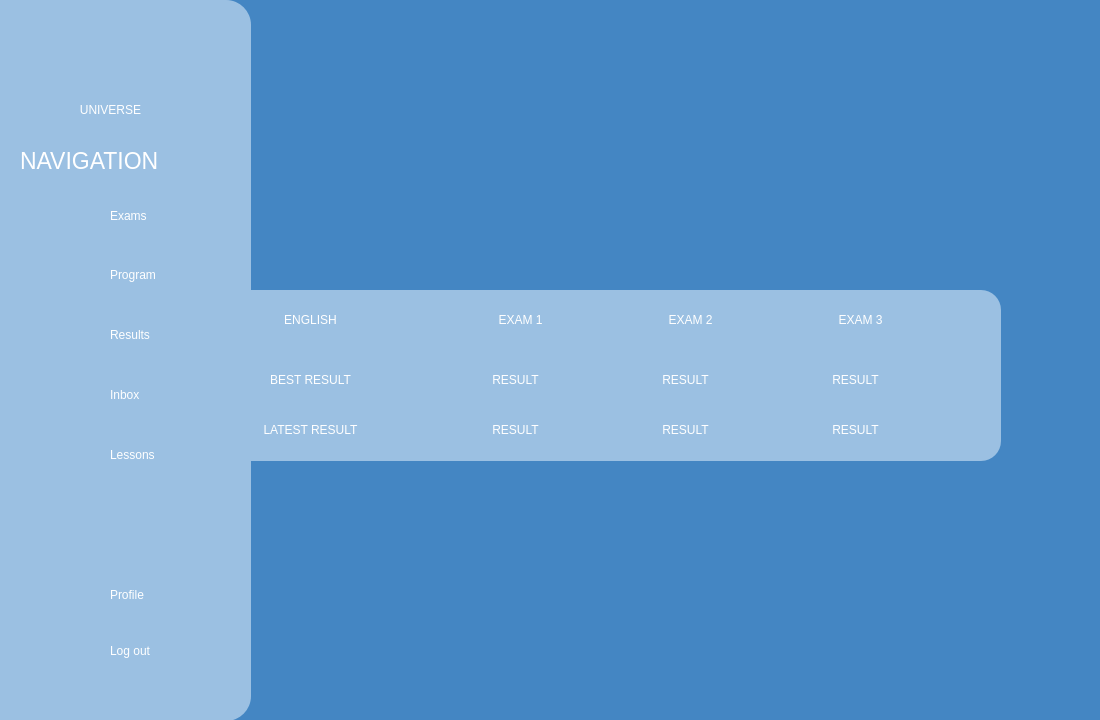
First picture: the form in AGUniverse/presentationLayer/englishResults.ui, repository codingburgas/sprint-eschool-ag-universe, before the edit.
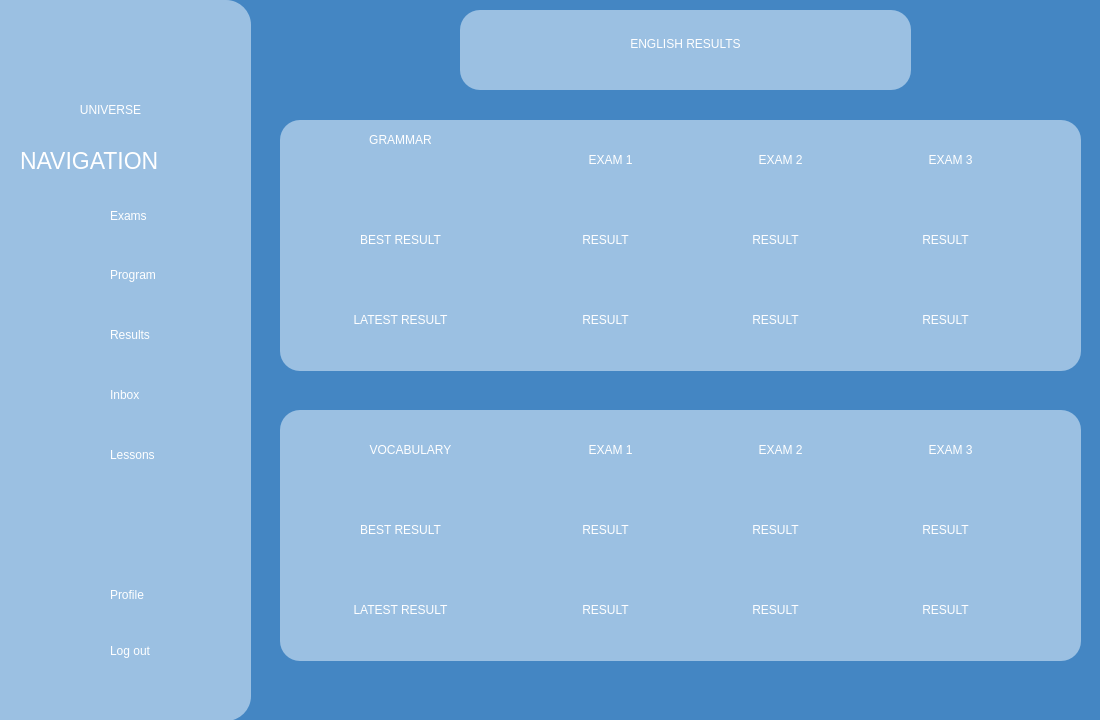
Second picture: the form after the edit. Icons and pictures are not drawn.

Commit message: Create results pages for every subject

```diff
--- a/AGUniverse/presentationLayer/englishResults.ui
+++ b/AGUniverse/presentationLayer/englishResults.ui
@@ -16,231 +16,6 @@
   <property name="styleSheet">
    <string notr="true">background-color: #4486c3;</string>
   </property>
-  <widget class="QFrame" name="englishBox">
-   <property name="geometry">
-    <rect>
-     <x>190</x>
-     <y>290</y>
-     <width>811</width>
-     <height>171</height>
-    </rect>
-   </property>
-   <property name="styleSheet">
-    <string notr="true">background-color:rgb(155, 192, 226);
-border:0px;
-border-radius: 20px;</string>
-   </property>
-   <property name="frameShape">
-    <enum>QFrame::Shape::StyledPanel</enum>
-   </property>
-   <property name="frameShadow">
-    <enum>QFrame::Shadow::Raised</enum>
-   </property>
-   <widget class="QLabel" name="englishTitle">
-    <property name="geometry">
-     <rect>
-      <x>0</x>
-      <y>0</y>
-      <width>241</width>
-      <height>61</height>
-     </rect>
-    </property>
-    <property name="styleSheet">
-     <string notr="true">color:white;
-font: 32pt &quot;Aura&quot;;</string>
-    </property>
-    <property name="text">
-     <string>&lt;html&gt;&lt;head/&gt;&lt;body&gt;&lt;p align=&quot;center&quot;&gt;ENGLISH&lt;/p&gt;&lt;/body&gt;&lt;/html&gt;</string>
-    </property>
-   </widget>
-   <widget class="QLabel" name="biologyBestResult_2">
-    <property name="geometry">
-     <rect>
-      <x>0</x>
-      <y>70</y>
-      <width>241</width>
-      <height>41</height>
-     </rect>
-    </property>
-    <property name="styleSheet">
-     <string notr="true">color:white;
-font: 20pt &quot;Aura&quot;;</string>
-    </property>
-    <property name="text">
-     <string>&lt;html&gt;&lt;head/&gt;&lt;body&gt;&lt;p align=&quot;center&quot;&gt;BEST RESULT&lt;/p&gt;&lt;/body&gt;&lt;/html&gt;</string>
-    </property>
-   </widget>
-   <widget class="QLabel" name="englishLatestResult">
-    <property name="geometry">
-     <rect>
-      <x>0</x>
-      <y>120</y>
-      <width>241</width>
-      <height>41</height>
-     </rect>
-    </property>
-    <property name="styleSheet">
-     <string notr="true">color:white;
-font: 20pt &quot;Aura&quot;;</string>
-    </property>
-    <property name="text">
-     <string>&lt;html&gt;&lt;head/&gt;&lt;body&gt;&lt;p align=&quot;center&quot;&gt;LATEST RESULT&lt;/p&gt;&lt;/body&gt;&lt;/html&gt;</string>
-    </property>
-   </widget>
-   <widget class="QLabel" name="englishExam1">
-    <property name="geometry">
-     <rect>
-      <x>240</x>
-      <y>10</y>
-      <width>181</width>
-      <height>41</height>
-     </rect>
-    </property>
-    <property name="styleSheet">
-     <string notr="true">color:white;
-font: 20pt &quot;Aura&quot;;</string>
-    </property>
-    <property name="text">
-     <string>&lt;html&gt;&lt;head/&gt;&lt;body&gt;&lt;p align=&quot;center&quot;&gt;EXAM 1&lt;/p&gt;&lt;/body&gt;&lt;/html&gt;</string>
-    </property>
-   </widget>
-   <widget class="QLabel" name="englishExam2">
-    <property name="geometry">
-     <rect>
-      <x>410</x>
-      <y>10</y>
-      <width>181</width>
-      <height>41</height>
-     </rect>
-    </property>
-    <property name="styleSheet">
-     <string notr="true">color:white;
-font: 20pt &quot;Aura&quot;;</string>
-    </property>
-    <property name="text">
-     <string>&lt;html&gt;&lt;head/&gt;&lt;body&gt;&lt;p align=&quot;center&quot;&gt;EXAM 2&lt;/p&gt;&lt;/body&gt;&lt;/html&gt;</string>
-    </property>
-   </widget>
-   <widget class="QLabel" name="englishExam3">
-    <property name="geometry">
-     <rect>
-      <x>580</x>
-      <y>10</y>
-      <width>181</width>
-      <height>41</height>
-     </rect>
-    </property>
-    <property name="styleSheet">
-     <string notr="true">color:white;
-font: 20pt &quot;Aura&quot;;</string>
-    </property>
-    <property name="text">
-     <string>&lt;html&gt;&lt;head/&gt;&lt;body&gt;&lt;p align=&quot;center&quot;&gt;EXAM 3&lt;/p&gt;&lt;/body&gt;&lt;/html&gt;</string>
-    </property>
-   </widget>
-   <widget class="QLabel" name="bestResultEnglishExam1">
-    <property name="geometry">
-     <rect>
-      <x>280</x>
-      <y>70</y>
-      <width>91</width>
-      <height>41</height>
-     </rect>
-    </property>
-    <property name="styleSheet">
-     <string notr="true">color:white;
-font: 20pt &quot;Aura&quot;;</string>
-    </property>
-    <property name="text">
-     <string>&lt;html&gt;&lt;head/&gt;&lt;body&gt;&lt;p align=&quot;center&quot;&gt;RESULT&lt;/p&gt;&lt;/body&gt;&lt;/html&gt;</string>
-    </property>
-   </widget>
-   <widget class="QLabel" name="latestResultEnglishExam1">
-    <property name="geometry">
-     <rect>
-      <x>280</x>
-      <y>120</y>
-      <width>91</width>
-      <height>41</height>
-     </rect>
-    </property>
-    <property name="styleSheet">
-     <string notr="true">color:white;
-font: 20pt &quot;Aura&quot;;</string>
-    </property>
-    <property name="text">
-     <string>&lt;html&gt;&lt;head/&gt;&lt;body&gt;&lt;p align=&quot;center&quot;&gt;RESULT&lt;/p&gt;&lt;/body&gt;&lt;/html&gt;</string>
-    </property>
-   </widget>
-   <widget class="QLabel" name="bestResultEnglishExam2">
-    <property name="geometry">
-     <rect>
-      <x>450</x>
-      <y>70</y>
-      <width>91</width>
-      <height>41</height>
-     </rect>
-    </property>
-    <property name="styleSheet">
-     <string notr="true">color:white;
-font: 20pt &quot;Aura&quot;;</string>
-    </property>
-    <property name="text">
-     <string>&lt;html&gt;&lt;head/&gt;&lt;body&gt;&lt;p align=&quot;center&quot;&gt;RESULT&lt;/p&gt;&lt;/body&gt;&lt;/html&gt;</string>
-    </property>
-   </widget>
-   <widget class="QLabel" name="latestResultEnglishExam2">
-    <property name="geometry">
-     <rect>
-      <x>450</x>
-      <y>120</y>
-      <width>91</width>
-      <height>41</height>
-     </rect>
-    </property>
-    <property name="styleSheet">
-     <string notr="true">color:white;
-font: 20pt &quot;Aura&quot;;</string>
-    </property>
-    <property name="text">
-     <string>&lt;html&gt;&lt;head/&gt;&lt;body&gt;&lt;p align=&quot;center&quot;&gt;RESULT&lt;/p&gt;&lt;/body&gt;&lt;/html&gt;</string>
-    </property>
-   </widget>
-   <widget class="QLabel" name="bestResultEnglishExam3">
-    <property name="geometry">
-     <rect>
-      <x>620</x>
-      <y>70</y>
-      <width>91</width>
-      <height>41</height>
-     </rect>
-    </property>
-    <property name="styleSheet">
-     <string notr="true">color:white;
-font: 20pt &quot;Aura&quot;;</string>
-    </property>
-    <property name="text">
-     <string>&lt;html&gt;&lt;head/&gt;&lt;body&gt;&lt;p align=&quot;center&quot;&gt;RESULT&lt;/p&gt;&lt;/body&gt;&lt;/html&gt;</string>
-    </property>
-   </widget>
-   <widget class="QLabel" name="latestResultEnglishExam3">
-    <property name="geometry">
-     <rect>
-      <x>620</x>
-      <y>120</y>
-      <width>91</width>
-      <height>41</height>
-     </rect>
-    </property>
-    <property name="styleSheet">
-     <string notr="true">color:white;
-font: 20pt &quot;Aura&quot;;</string>
-    </property>
-    <property name="text">
-     <string>&lt;html&gt;&lt;head/&gt;&lt;body&gt;&lt;p align=&quot;center&quot;&gt;RESULT&lt;/p&gt;&lt;/body&gt;&lt;/html&gt;</string>
-    </property>
-   </widget>
-  </widget>
   <widget class="QFrame" name="frame_2">
    <property name="geometry">
     <rect>
@@ -578,6 +353,496 @@
     </property>
    </widget>
   </widget>
+  <widget class="QFrame" name="mathsBox">
+   <property name="geometry">
+    <rect>
+     <x>280</x>
+     <y>120</y>
+     <width>801</width>
+     <height>251</height>
+    </rect>
+   </property>
+   <property name="styleSheet">
+    <string notr="true">background-color:rgb(155, 192, 226);
+border:0px;
+border-radius: 20px;</string>
+   </property>
+   <property name="frameShape">
+    <enum>QFrame::Shape::StyledPanel</enum>
+   </property>
+   <property name="frameShadow">
+    <enum>QFrame::Shadow::Raised</enum>
+   </property>
+   <widget class="QLabel" name="grammarTitle">
+    <property name="geometry">
+     <rect>
+      <x>0</x>
+      <y>10</y>
+      <width>241</width>
+      <height>61</height>
+     </rect>
+    </property>
+    <property name="styleSheet">
+     <string notr="true">color:white;
+font: 32pt &quot;Aura&quot;;</string>
+    </property>
+    <property name="text">
+     <string>&lt;html&gt;&lt;head/&gt;&lt;body&gt;&lt;p align=&quot;center&quot;&gt;GRAMMAR&lt;/p&gt;&lt;p align=&quot;center&quot;&gt;&lt;br/&gt;&lt;/p&gt;&lt;/body&gt;&lt;/html&gt;</string>
+    </property>
+   </widget>
+   <widget class="QLabel" name="grammarBestResult">
+    <property name="geometry">
+     <rect>
+      <x>0</x>
+      <y>100</y>
+      <width>241</width>
+      <height>41</height>
+     </rect>
+    </property>
+    <property name="styleSheet">
+     <string notr="true">color:white;
+font: 20pt &quot;Aura&quot;;</string>
+    </property>
+    <property name="text">
+     <string>&lt;html&gt;&lt;head/&gt;&lt;body&gt;&lt;p align=&quot;center&quot;&gt;BEST RESULT&lt;/p&gt;&lt;/body&gt;&lt;/html&gt;</string>
+    </property>
+   </widget>
+   <widget class="QLabel" name="grammarLatestResult">
+    <property name="geometry">
+     <rect>
+      <x>0</x>
+      <y>180</y>
+      <width>241</width>
+      <height>41</height>
+     </rect>
+    </property>
+    <property name="styleSheet">
+     <string notr="true">color:white;
+font: 20pt &quot;Aura&quot;;</string>
+    </property>
+    <property name="text">
+     <string>&lt;html&gt;&lt;head/&gt;&lt;body&gt;&lt;p align=&quot;center&quot;&gt;LATEST RESULT&lt;/p&gt;&lt;/body&gt;&lt;/html&gt;</string>
+    </property>
+   </widget>
+   <widget class="QLabel" name="grammarExam1">
+    <property name="geometry">
+     <rect>
+      <x>240</x>
+      <y>20</y>
+      <width>181</width>
+      <height>41</height>
+     </rect>
+    </property>
+    <property name="styleSheet">
+     <string notr="true">color:white;
+font: 20pt &quot;Aura&quot;;</string>
+    </property>
+    <property name="text">
+     <string>&lt;html&gt;&lt;head/&gt;&lt;body&gt;&lt;p align=&quot;center&quot;&gt;EXAM 1&lt;/p&gt;&lt;/body&gt;&lt;/html&gt;</string>
+    </property>
+   </widget>
+   <widget class="QLabel" name="grammarExam2">
+    <property name="geometry">
+     <rect>
+      <x>410</x>
+      <y>20</y>
+      <width>181</width>
+      <height>41</height>
+     </rect>
+    </property>
+    <property name="styleSheet">
+     <string notr="true">color:white;
+font: 20pt &quot;Aura&quot;;</string>
+    </property>
+    <property name="text">
+     <string>&lt;html&gt;&lt;head/&gt;&lt;body&gt;&lt;p align=&quot;center&quot;&gt;EXAM 2&lt;/p&gt;&lt;/body&gt;&lt;/html&gt;</string>
+    </property>
+   </widget>
+   <widget class="QLabel" name="grammarExam3">
+    <property name="geometry">
+     <rect>
+      <x>580</x>
+      <y>20</y>
+      <width>181</width>
+      <height>41</height>
+     </rect>
+    </property>
+    <property name="styleSheet">
+     <string notr="true">color:white;
+font: 20pt &quot;Aura&quot;;</string>
+    </property>
+    <property name="text">
+     <string>&lt;html&gt;&lt;head/&gt;&lt;body&gt;&lt;p align=&quot;center&quot;&gt;EXAM 3&lt;/p&gt;&lt;/body&gt;&lt;/html&gt;</string>
+    </property>
+   </widget>
+   <widget class="QLabel" name="bestGrammarExam1">
+    <property name="geometry">
+     <rect>
+      <x>280</x>
+      <y>100</y>
+      <width>91</width>
+      <height>41</height>
+     </rect>
+    </property>
+    <property name="styleSheet">
+     <string notr="true">color:white;
+font: 20pt &quot;Aura&quot;;</string>
+    </property>
+    <property name="text">
+     <string>&lt;html&gt;&lt;head/&gt;&lt;body&gt;&lt;p align=&quot;center&quot;&gt;RESULT&lt;/p&gt;&lt;/body&gt;&lt;/html&gt;</string>
+    </property>
+   </widget>
+   <widget class="QLabel" name="latestGrammarExam1">
+    <property name="geometry">
+     <rect>
+      <x>280</x>
+      <y>180</y>
+      <width>91</width>
+      <height>41</height>
+     </rect>
+    </property>
+    <property name="styleSheet">
+     <string notr="true">color:white;
+font: 20pt &quot;Aura&quot;;</string>
+    </property>
+    <property name="text">
+     <string>&lt;html&gt;&lt;head/&gt;&lt;body&gt;&lt;p align=&quot;center&quot;&gt;RESULT&lt;/p&gt;&lt;/body&gt;&lt;/html&gt;</string>
+    </property>
+   </widget>
+   <widget class="QLabel" name="bestGrammarExam2">
+    <property name="geometry">
+     <rect>
+      <x>450</x>
+      <y>100</y>
+      <width>91</width>
+      <height>41</height>
+     </rect>
+    </property>
+    <property name="styleSheet">
+     <string notr="true">color:white;
+font: 20pt &quot;Aura&quot;;</string>
+    </property>
+    <property name="text">
+     <string>&lt;html&gt;&lt;head/&gt;&lt;body&gt;&lt;p align=&quot;center&quot;&gt;RESULT&lt;/p&gt;&lt;/body&gt;&lt;/html&gt;</string>
+    </property>
+   </widget>
+   <widget class="QLabel" name="latestGrammarExam2">
+    <property name="geometry">
+     <rect>
+      <x>450</x>
+      <y>180</y>
+      <width>91</width>
+      <height>41</height>
+     </rect>
+    </property>
+    <property name="styleSheet">
+     <string notr="true">color:white;
+font: 20pt &quot;Aura&quot;;</string>
+    </property>
+    <property name="text">
+     <string>&lt;html&gt;&lt;head/&gt;&lt;body&gt;&lt;p align=&quot;center&quot;&gt;RESULT&lt;/p&gt;&lt;/body&gt;&lt;/html&gt;</string>
+    </property>
+   </widget>
+   <widget class="QLabel" name="bestGrammarExam3">
+    <property name="geometry">
+     <rect>
+      <x>620</x>
+      <y>100</y>
+      <width>91</width>
+      <height>41</height>
+     </rect>
+    </property>
+    <property name="styleSheet">
+     <string notr="true">color:white;
+font: 20pt &quot;Aura&quot;;</string>
+    </property>
+    <property name="text">
+     <string>&lt;html&gt;&lt;head/&gt;&lt;body&gt;&lt;p align=&quot;center&quot;&gt;RESULT&lt;/p&gt;&lt;/body&gt;&lt;/html&gt;</string>
+    </property>
+   </widget>
+   <widget class="QLabel" name="latestGrammarExam3">
+    <property name="geometry">
+     <rect>
+      <x>620</x>
+      <y>180</y>
+      <width>91</width>
+      <height>41</height>
+     </rect>
+    </property>
+    <property name="styleSheet">
+     <string notr="true">color:white;
+font: 20pt &quot;Aura&quot;;</string>
+    </property>
+    <property name="text">
+     <string>&lt;html&gt;&lt;head/&gt;&lt;body&gt;&lt;p align=&quot;center&quot;&gt;RESULT&lt;/p&gt;&lt;/body&gt;&lt;/html&gt;</string>
+    </property>
+   </widget>
+  </widget>
+  <widget class="QFrame" name="mathsBox_2">
+   <property name="geometry">
+    <rect>
+     <x>280</x>
+     <y>410</y>
+     <width>801</width>
+     <height>251</height>
+    </rect>
+   </property>
+   <property name="styleSheet">
+    <string notr="true">background-color:rgb(155, 192, 226);
+border:0px;
+border-radius: 20px;</string>
+   </property>
+   <property name="frameShape">
+    <enum>QFrame::Shape::StyledPanel</enum>
+   </property>
+   <property name="frameShadow">
+    <enum>QFrame::Shadow::Raised</enum>
+   </property>
+   <widget class="QLabel" name="vocabularyTitle">
+    <property name="geometry">
+     <rect>
+      <x>0</x>
+      <y>10</y>
+      <width>261</width>
+      <height>61</height>
+     </rect>
+    </property>
+    <property name="styleSheet">
+     <string notr="true">color:white;
+font: 32pt &quot;Aura&quot;;</string>
+    </property>
+    <property name="text">
+     <string>&lt;html&gt;&lt;head/&gt;&lt;body&gt;&lt;p align=&quot;center&quot;&gt;VOCABULARY&lt;/p&gt;&lt;/body&gt;&lt;/html&gt;</string>
+    </property>
+   </widget>
+   <widget class="QLabel" name="vocabularyBestResult">
+    <property name="geometry">
+     <rect>
+      <x>0</x>
+      <y>100</y>
+      <width>241</width>
+      <height>41</height>
+     </rect>
+    </property>
+    <property name="styleSheet">
+     <string notr="true">color:white;
+font: 20pt &quot;Aura&quot;;</string>
+    </property>
+    <property name="text">
+     <string>&lt;html&gt;&lt;head/&gt;&lt;body&gt;&lt;p align=&quot;center&quot;&gt;BEST RESULT&lt;/p&gt;&lt;/body&gt;&lt;/html&gt;</string>
+    </property>
+   </widget>
+   <widget class="QLabel" name="vocabularyLatestResult">
+    <property name="geometry">
+     <rect>
+      <x>0</x>
+      <y>180</y>
+      <width>241</width>
+      <height>41</height>
+     </rect>
+    </property>
+    <property name="styleSheet">
+     <string notr="true">color:white;
+font: 20pt &quot;Aura&quot;;</string>
+    </property>
+    <property name="text">
+     <string>&lt;html&gt;&lt;head/&gt;&lt;body&gt;&lt;p align=&quot;center&quot;&gt;LATEST RESULT&lt;/p&gt;&lt;/body&gt;&lt;/html&gt;</string>
+    </property>
+   </widget>
+   <widget class="QLabel" name="vocabularyExam1">
+    <property name="geometry">
+     <rect>
+      <x>240</x>
+      <y>20</y>
+      <width>181</width>
+      <height>41</height>
+     </rect>
+    </property>
+    <property name="styleSheet">
+     <string notr="true">color:white;
+font: 20pt &quot;Aura&quot;;
+background-color:none;
+</string>
+    </property>
+    <property name="text">
+     <string>&lt;html&gt;&lt;head/&gt;&lt;body&gt;&lt;p align=&quot;center&quot;&gt;EXAM 1&lt;/p&gt;&lt;/body&gt;&lt;/html&gt;</string>
+    </property>
+   </widget>
+   <widget class="QLabel" name="vocabularyExam2">
+    <property name="geometry">
+     <rect>
+      <x>410</x>
+      <y>20</y>
+      <width>181</width>
+      <height>41</height>
+     </rect>
+    </property>
+    <property name="styleSheet">
+     <string notr="true">color:white;
+font: 20pt &quot;Aura&quot;;</string>
+    </property>
+    <property name="text">
+     <string>&lt;html&gt;&lt;head/&gt;&lt;body&gt;&lt;p align=&quot;center&quot;&gt;EXAM 2&lt;/p&gt;&lt;/body&gt;&lt;/html&gt;</string>
+    </property>
+   </widget>
+   <widget class="QLabel" name="vocabularyExam3">
+    <property name="geometry">
+     <rect>
+      <x>580</x>
+      <y>20</y>
+      <width>181</width>
+      <height>41</height>
+     </rect>
+    </property>
+    <property name="styleSheet">
+     <string notr="true">color:white;
+font: 20pt &quot;Aura&quot;;</string>
+    </property>
+    <property name="text">
+     <string>&lt;html&gt;&lt;head/&gt;&lt;body&gt;&lt;p align=&quot;center&quot;&gt;EXAM 3&lt;/p&gt;&lt;/body&gt;&lt;/html&gt;</string>
+    </property>
+   </widget>
+   <widget class="QLabel" name="bestVocabularyExam1">
+    <property name="geometry">
+     <rect>
+      <x>280</x>
+      <y>100</y>
+      <width>91</width>
+      <height>41</height>
+     </rect>
+    </property>
+    <property name="styleSheet">
+     <string notr="true">color:white;
+font: 20pt &quot;Aura&quot;;</string>
+    </property>
+    <property name="text">
+     <string>&lt;html&gt;&lt;head/&gt;&lt;body&gt;&lt;p align=&quot;center&quot;&gt;RESULT&lt;/p&gt;&lt;/body&gt;&lt;/html&gt;</string>
+    </property>
+   </widget>
+   <widget class="QLabel" name="latestVocabularyExam1">
+    <property name="geometry">
+     <rect>
+      <x>280</x>
+      <y>180</y>
+      <width>91</width>
+      <height>41</height>
+     </rect>
+    </property>
+    <property name="styleSheet">
+     <string notr="true">color:white;
+font: 20pt &quot;Aura&quot;;</string>
+    </property>
+    <property name="text">
+     <string>&lt;html&gt;&lt;head/&gt;&lt;body&gt;&lt;p align=&quot;center&quot;&gt;RESULT&lt;/p&gt;&lt;/body&gt;&lt;/html&gt;</string>
+    </property>
+   </widget>
+   <widget class="QLabel" name="bestVocabularyExam2">
+    <property name="geometry">
+     <rect>
+      <x>450</x>
+      <y>100</y>
+      <width>91</width>
+      <height>41</height>
+     </rect>
+    </property>
+    <property name="styleSheet">
+     <string notr="true">color:white;
+font: 20pt &quot;Aura&quot;;</string>
+    </property>
+    <property name="text">
+     <string>&lt;html&gt;&lt;head/&gt;&lt;body&gt;&lt;p align=&quot;center&quot;&gt;RESULT&lt;/p&gt;&lt;/body&gt;&lt;/html&gt;</string>
+    </property>
+   </widget>
+   <widget class="QLabel" name="latestVocabularyExam2">
+    <property name="geometry">
+     <rect>
+      <x>450</x>
+      <y>180</y>
+      <width>91</width>
+      <height>41</height>
+     </rect>
+    </property>
+    <property name="styleSheet">
+     <string notr="true">color:white;
+font: 20pt &quot;Aura&quot;;</string>
+    </property>
+    <property name="text">
+     <string>&lt;html&gt;&lt;head/&gt;&lt;body&gt;&lt;p align=&quot;center&quot;&gt;RESULT&lt;/p&gt;&lt;/body&gt;&lt;/html&gt;</string>
+    </property>
+   </widget>
+   <widget class="QLabel" name="bestVocabularyExam3">
+    <property name="geometry">
+     <rect>
+      <x>620</x>
+      <y>100</y>
+      <width>91</width>
+      <height>41</height>
+     </rect>
+    </property>
+    <property name="styleSheet">
+     <string notr="true">color:white;
+font: 20pt &quot;Aura&quot;;</string>
+    </property>
+    <property name="text">
+     <string>&lt;html&gt;&lt;head/&gt;&lt;body&gt;&lt;p align=&quot;center&quot;&gt;RESULT&lt;/p&gt;&lt;/body&gt;&lt;/html&gt;</string>
+    </property>
+   </widget>
+   <widget class="QLabel" name="latestVocabularyExam3">
+    <property name="geometry">
+     <rect>
+      <x>620</x>
+      <y>180</y>
+      <width>91</width>
+      <height>41</height>
+     </rect>
+    </property>
+    <property name="styleSheet">
+     <string notr="true">color:white;
+font: 20pt &quot;Aura&quot;;</string>
+    </property>
+    <property name="text">
+     <string>&lt;html&gt;&lt;head/&gt;&lt;body&gt;&lt;p align=&quot;center&quot;&gt;RESULT&lt;/p&gt;&lt;/body&gt;&lt;/html&gt;</string>
+    </property>
+   </widget>
+  </widget>
+  <widget class="QFrame" name="resultsTitle">
+   <property name="geometry">
+    <rect>
+     <x>460</x>
+     <y>10</y>
+     <width>451</width>
+     <height>80</height>
+    </rect>
+   </property>
+   <property name="styleSheet">
+    <string notr="true">background-color:rgb(155, 192, 226);
+border:0px;
+border-radius: 20px;</string>
+   </property>
+   <property name="frameShape">
+    <enum>QFrame::Shape::StyledPanel</enum>
+   </property>
+   <property name="frameShadow">
+    <enum>QFrame::Shadow::Raised</enum>
+   </property>
+   <widget class="QLabel" name="titleLabel">
+    <property name="geometry">
+     <rect>
+      <x>10</x>
+      <y>4</y>
+      <width>431</width>
+      <height>61</height>
+     </rect>
+    </property>
+    <property name="styleSheet">
+     <string notr="true">color:white;
+font: 37pt &quot;Aura&quot;;</string>
+    </property>
+    <property name="text">
+     <string>&lt;html&gt;&lt;head/&gt;&lt;body&gt;&lt;p align=&quot;center&quot;&gt;ENGLISH RESULTS&lt;/p&gt;&lt;/body&gt;&lt;/html&gt;</string>
+    </property>
+   </widget>
+  </widget>
  </widget>
  <resources>
   <include location="../resources.qrc"/>
```
The commit also changes 7 other files.
